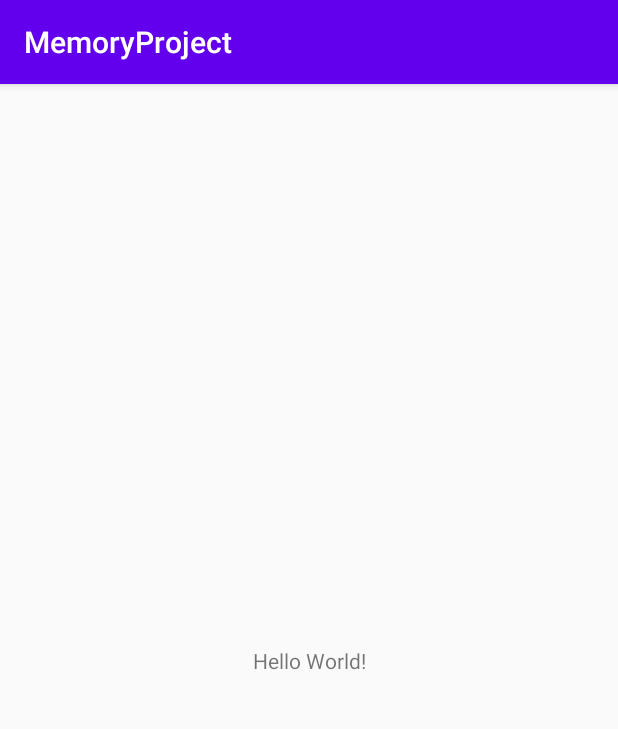
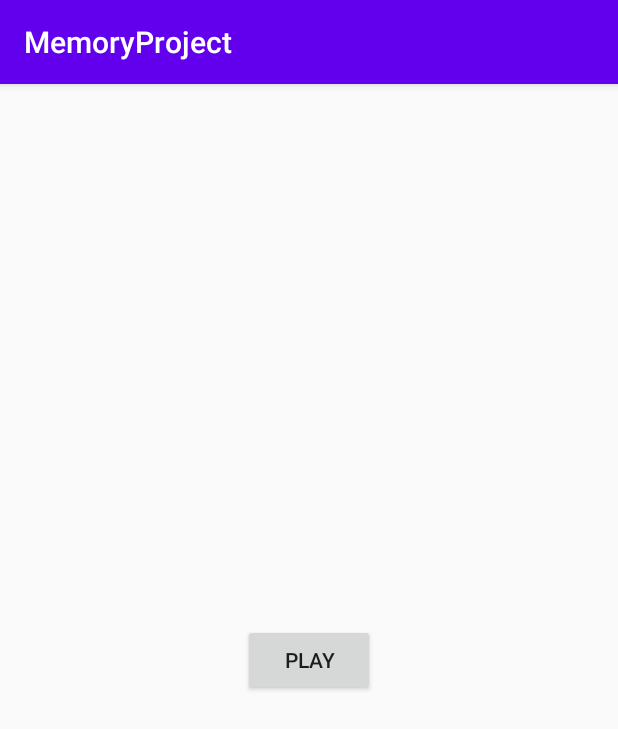
Before and after one commit to llSkyTechll/Projet-Android, an Android app: the screen it shows after launch (MainActivity), on a phone screen of 412 x 824 dp. Shown: the top 729 px of the screen. Run offline under Robolectric (Android 15) with nearby library versions, the phone set to English and light mode, and no system bars.

Commit message:
Main menu

```diff
--- a/ProjectMemory/app/src/main/java/com/example/memoryproject/MainActivity.java
+++ b/ProjectMemory/app/src/main/java/com/example/memoryproject/MainActivity.java
@@ -3,12 +3,33 @@ package com.example.memoryproject;
 import androidx.appcompat.app.AppCompatActivity;
 
 import android.os.Bundle;
+import android.view.View;
+import android.widget.Button;
 
 public class MainActivity extends AppCompatActivity {
+
+    Button btnPlay;
 
     @Override
     protected void onCreate(Bundle savedInstanceState) {
         super.onCreate(savedInstanceState);
         setContentView(R.layout.activity_main);
+
+        btnPlay = findViewById(R.id.btn_play);
+
+        setListener();
+    }
+
+    private void setListener(){
+        btnPlay.setOnClickListener(new View.OnClickListener(){
+            @Override
+            public void onClick(View v) {
+                relocateSelectGrid();
+            }
+        });
+    }
+
+    private void relocateSelectGrid(){
+        setContentView(R.layout.grid_choice);
     }
 }
--- a/ProjectMemory/app/src/main/res/layout/activity_main.xml
+++ b/ProjectMemory/app/src/main/res/layout/activity_main.xml
@@ -6,13 +6,13 @@
     android:layout_height="match_parent"
     tools:context=".MainActivity">
 
-    <TextView
+    <Button
+        android:id="@+id/btn_play"
         android:layout_width="wrap_content"
         android:layout_height="wrap_content"
-        android:text="Hello World!"
+        android:text="@string/btn_play"
         app:layout_constraintBottom_toBottomOf="parent"
-        app:layout_constraintLeft_toLeftOf="parent"
-        app:layout_constraintRight_toRightOf="parent"
+        app:layout_constraintEnd_toEndOf="parent"
+        app:layout_constraintStart_toStartOf="parent"
         app:layout_constraintTop_toTopOf="parent" />
-
 </androidx.constraintlayout.widget.ConstraintLayout>
--- a/ProjectMemory/app/src/main/res/values/strings.xml
+++ b/ProjectMemory/app/src/main/res/values/strings.xml
@@ -1,3 +1,4 @@
 <resources>
     <string name="app_name">MemoryProject</string>
+    <string name="btn_play">PLAY</string>
 </resources>
```
